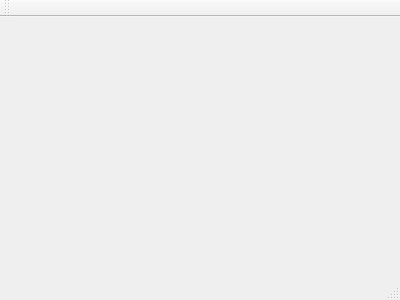
The window that frmprincipal.ui (kenreurison/prestacao) describes before a commit, drawn with Qt 5.
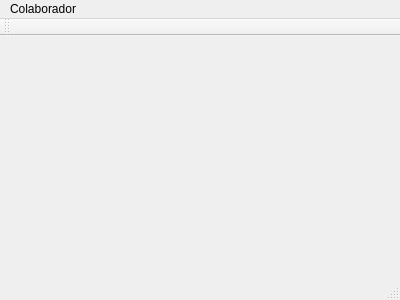
The same window after the commit.

Commit message: Inserindo uma janela no form principal

```diff
--- a/frmprincipal.ui
+++ b/frmprincipal.ui
@@ -12,13 +12,40 @@
   <property name="windowTitle" >
    <string>frmPrincipal</string>
   </property>
-  <widget class="QMenuBar" name="menuBar" />
-  <widget class="QToolBar" name="mainToolBar" />
-  <widget class="QWidget" name="centralWidget" />
-  <widget class="QStatusBar" name="statusBar" />
+  <widget class="QWidget" name="centralWidget"/>
+  <widget class="QMenuBar" name="menuBar">
+   <property name="geometry">
+    <rect>
+     <x>0</x>
+     <y>0</y>
+     <width>400</width>
+     <height>21</height>
+    </rect>
+   </property>
+   <widget class="QMenu" name="menuColaborador">
+    <property name="title">
+     <string>Colaborador</string>
+    </property>
+    <addaction name="actionVisualizar_Colaboradores"/>
+   </widget>
+   <addaction name="menuColaborador"/>
+  </widget>
+  <widget class="QToolBar" name="mainToolBar">
+   <attribute name="toolBarArea">
+    <enum>TopToolBarArea</enum>
+   </attribute>
+   <attribute name="toolBarBreak">
+    <bool>false</bool>
+   </attribute>
+  </widget>
+  <widget class="QStatusBar" name="statusBar"/>
+  <action name="actionVisualizar_Colaboradores">
+   <property name="text">
+    <string>Visualizar Colaboradores...</string>
+   </property>
+  </action>
  </widget>
- <layoutDefault spacing="6" margin="11" />
- <pixmapfunction></pixmapfunction>
+ <layoutdefault spacing="6" margin="11"/>
  <resources/>
  <connections/>
 </ui>
```
Left out of the diff: 7 changed lines with no effect on the pictures. The commit also changes 7 other files.
